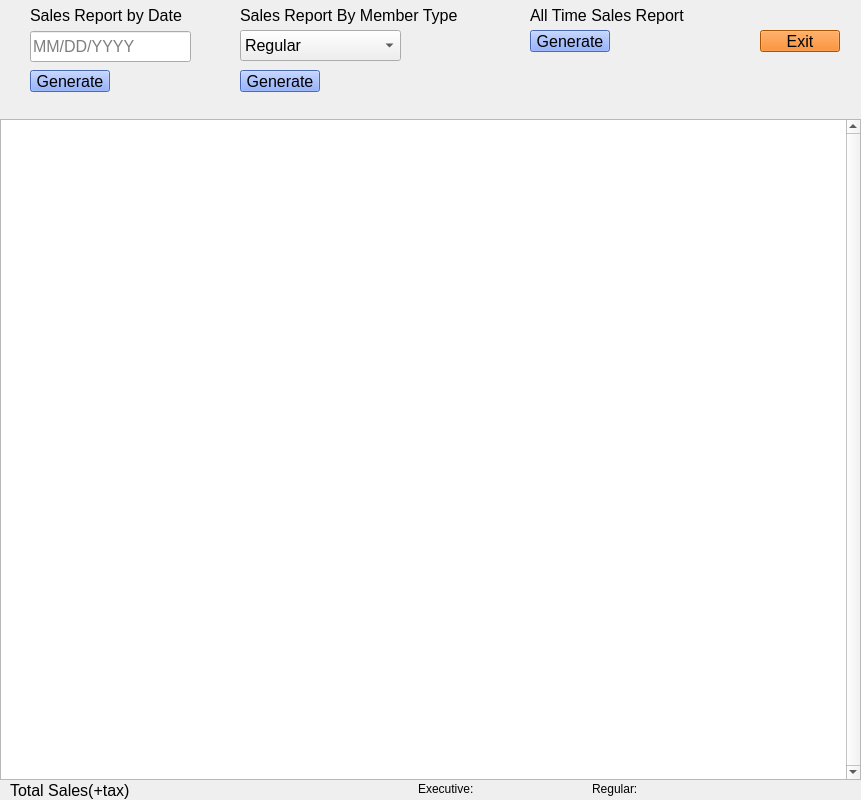
First picture: the form in salesreport.ui, repository max9001/Bulk-Club-Project, before the edit.
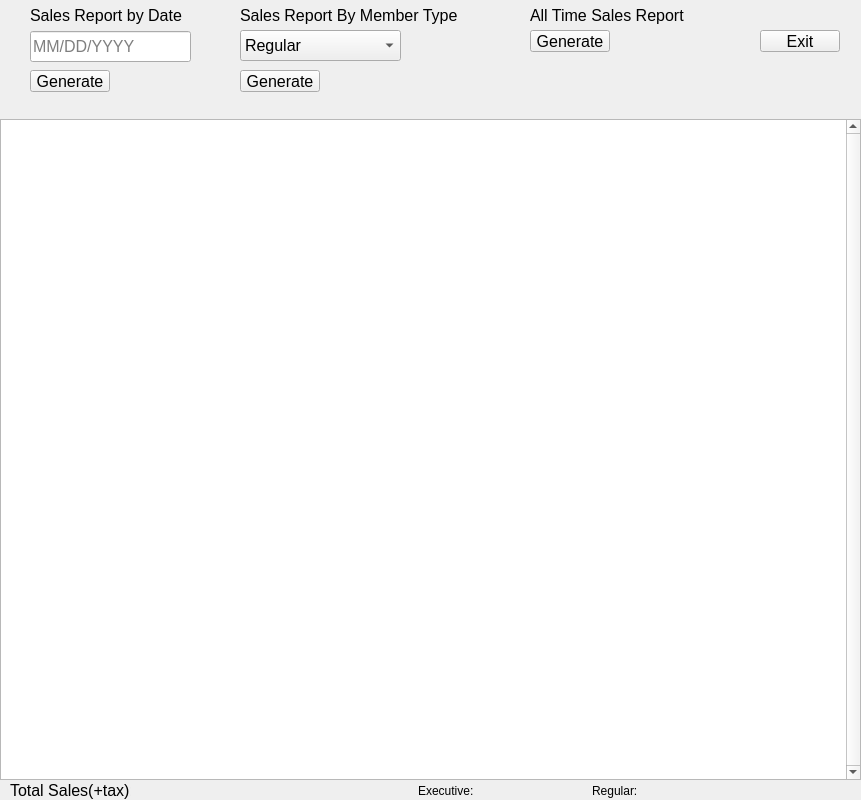
Second picture: the form after the edit.

The edit to the form file:
```diff
--- a/salesreport.ui
+++ b/salesreport.ui
@@ -138,7 +138,7 @@
     </font>
    </property>
    <property name="styleSheet">
-    <string notr="true">background-color: rgb(105, 146, 255)</string>
+    <string notr="true"/>
    </property>
    <property name="text">
     <string>Generate</string>
@@ -177,7 +177,7 @@
     </font>
    </property>
    <property name="styleSheet">
-    <string notr="true">background-color: rgb(105, 146, 255)</string>
+    <string notr="true"/>
    </property>
    <property name="text">
     <string>Generate</string>
@@ -219,7 +219,7 @@
     </font>
    </property>
    <property name="styleSheet">
-    <string notr="true">background-color: rgb(241, 115, 0)</string>
+    <string notr="true"/>
    </property>
    <property name="text">
     <string>Exit</string>
@@ -240,7 +240,7 @@
     </font>
    </property>
    <property name="styleSheet">
-    <string notr="true"> background-color: rgb(105, 146, 255)</string>
+    <string notr="true"/>
    </property>
    <property name="text">
     <string>Generate</string>
@@ -270,7 +270,7 @@
      <x>418</x>
      <y>780</y>
      <width>341</width>
-     <height>18</height>
+     <height>22</height>
     </rect>
    </property>
    <layout class="QHBoxLayout" name="horizontalLayout">
```
